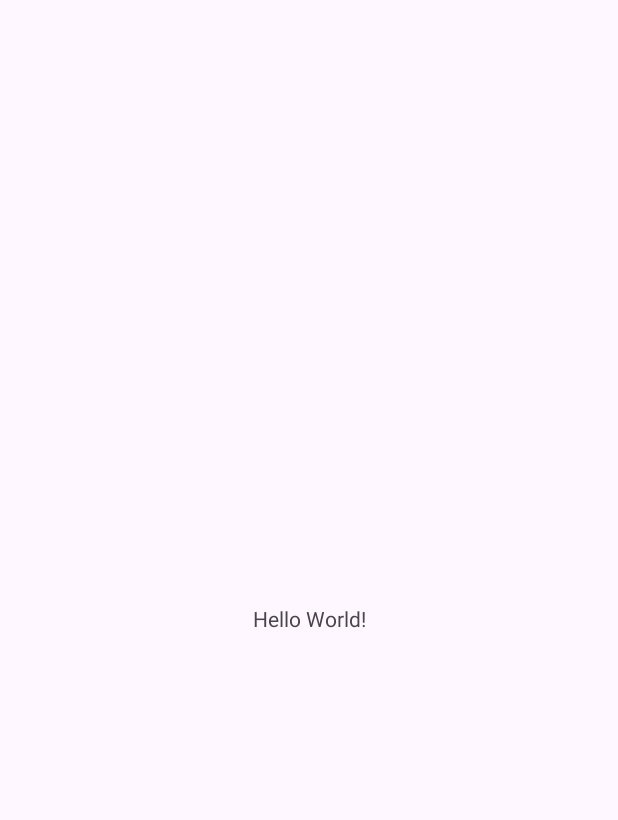
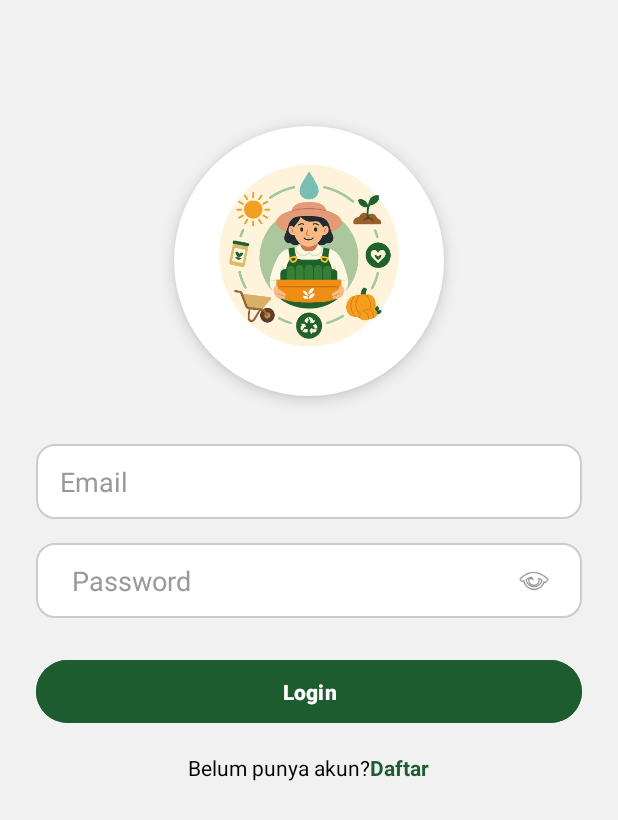
Before and after one commit to Anggitasilvianaawaliaputri/SISTEM-PENYIRAMAN-OTOMATIS, an Android app: the screen it shows after launch (MainActivity before the commit, LoginActivity after it), on a phone screen of 412 x 824 dp. Before the commit the part shown is almost empty. Shown: the top 820 px of the screen. Run offline under Robolectric (Android 15) with nearby library versions, the phone set to English and light mode, and no system bars.

Commit message:
Push perbaikan halaman Login, Splash , Register

```diff
--- a/app/src/main/java/com/example/sistempenyiramantanamanotomatis/SplashActivity.java
+++ b/app/src/main/java/com/example/sistempenyiramantanamanotomatis/SplashActivity.java
@@ -3,23 +3,35 @@ package com.example.sistempenyiramantanamanotomatis;
 import android.content.Intent;
 import android.os.Bundle;
 import android.os.Handler;
+import android.view.View;
+import android.widget.ProgressBar;
 import androidx.appcompat.app.AppCompatActivity;
 
 public class SplashActivity extends AppCompatActivity {
 
     private static final int SPLASH_DURATION = 3000; // 3 detik
+    private ProgressBar loadingProgressBar;
 
     @Override
     protected void onCreate(Bundle savedInstanceState) {
         super.onCreate(savedInstanceState);
         setContentView(R.layout.activity_splash);
 
+        // Menemukan ProgressBar dari layout
+        loadingProgressBar = findViewById(R.id.loadingProgressBar);
+
+        // Menampilkan ProgressBar
+        loadingProgressBar.setVisibility(View.VISIBLE);
+
         // Handler untuk delay
         new Handler().postDelayed(() -> {
-            // Pindah ke MainActivity setelah splash
-            Intent intent = new Intent(SplashActivity.this, MainActivity.class);
+            // Menyembunyikan ProgressBar
+            loadingProgressBar.setVisibility(View.GONE);
+
+            // Pindah ke LoginActivity setelah splash
+            Intent intent = new Intent(SplashActivity.this, LoginActivity.class);
             startActivity(intent);
             finish();
-        }, SPLASH_DURATION);
+        }, SPLASH_DURATION); // Delay selama 3 detik
     }
 }
--- a/app/src/main/res/layout/activity_login.xml
+++ b/app/src/main/res/layout/activity_login.xml
@@ -1,5 +1,6 @@
 <?xml version="1.0" encoding="utf-8"?>
 <ScrollView xmlns:android="http://schemas.android.com/apk/res/android"
+    xmlns:tools="http://schemas.android.com/tools"
     android:layout_width="match_parent"
     android:layout_height="match_parent"
     android:background="#F1F1F1">
@@ -22,20 +23,21 @@
             android:elevation="6dp"
             android:padding="16dp" />
 
-        <!-- Email -->
+        <!-- Input Email -->
         <EditText
             android:id="@+id/emailEditText"
             android:layout_width="match_parent"
             android:layout_height="50dp"
             android:layout_marginTop="32dp"
-            android:hint="email"
+            android:hint="@string/email"
             android:background="@drawable/input_background"
             android:paddingStart="16dp"
             android:inputType="textEmailAddress"
             android:textColor="@android:color/black"
-            android:textColorHint="#999"/>
+            android:textColorHint="#999"
+            tools:ignore="RtlSymmetry" />
 
-        <!-- Password -->
+        <!-- Input Password -->
         <RelativeLayout
             android:layout_width="match_parent"
             android:layout_height="50dp"
@@ -46,7 +48,7 @@
                 android:id="@+id/passwordEditText"
                 android:layout_width="match_parent"
                 android:layout_height="match_parent"
-                android:hint="password"
+                android:hint="@string/password"
                 android:inputType="textPassword"
                 android:paddingStart="16dp"
                 android:paddingEnd="48dp"
@@ -54,6 +56,7 @@
                 android:textColor="@android:color/black"
                 android:textColorHint="#999"/>
 
+            <!-- Ikon untuk melihat password -->
             <ImageView
                 android:id="@+id/showPasswordIcon"
                 android:layout_width="24dp"
@@ -62,7 +65,7 @@
                 android:layout_centerVertical="true"
                 android:layout_marginEnd="12dp"
                 android:src="@android:drawable/ic_menu_view"
-                android:contentDescription="Lihat Password" />
+                android:contentDescription="@string/lihat_password" />
         </RelativeLayout>
 
         <!-- Tombol Login -->
@@ -71,7 +74,7 @@
             android:layout_width="match_parent"
             android:layout_height="50dp"
             android:layout_marginTop="24dp"
-            android:text="Login"
+            android:text="@string/login"
             android:textColor="#FFFFFF"
             android:textStyle="bold"
             android:backgroundTint="#1D5C2F" />
@@ -84,16 +87,21 @@
             android:layout_marginTop="16dp">
 
             <TextView
-                android:text="belum punya akun?"
+                android:text="@string/belum_punya_akun"
                 android:textColor="#000000"
-                android:textSize="14sp"/>
+                android:textSize="14sp"
+                android:layout_width="wrap_content"
+                android:layout_height="wrap_content"/>
 
             <TextView
                 android:id="@+id/registerText"
-                android:text=" Daftar"
+                android:text="@string/daftar"
                 android:textColor="#1D5C2F"
                 android:textStyle="bold"
-                android:textSize="14sp"/>
+                android:textSize="14sp"
+                android:layout_width="wrap_content"
+                android:layout_height="wrap_content"/>
         </LinearLayout>
+
     </LinearLayout>
 </ScrollView>
--- a/app/src/main/res/values/strings.xml
+++ b/app/src/main/res/values/strings.xml
@@ -1,3 +1,9 @@
 <resources>
     <string name="app_name">SISTEM PENYIRAMAN TANAMAN OTOMATIS</string>
+    <string name="password">Password</string>
+    <string name="email">Email</string>
+    <string name="lihat_password">Lihat Password</string>
+    <string name="login">Login</string>
+    <string name="belum_punya_akun">Belum punya akun?</string>
+    <string name="daftar">Daftar</string>
 </resources>
```
Also changed, not shown: app/src/main/java/com/example/sistempenyiramantanamanotomatis/LoginActivity.java (+11 -3 lines), app/src/main/res/layout/activity_register.xml (+4 -4 lines), app/src/main/res/layout/activity_splash.xml (+12 -0 lines).
